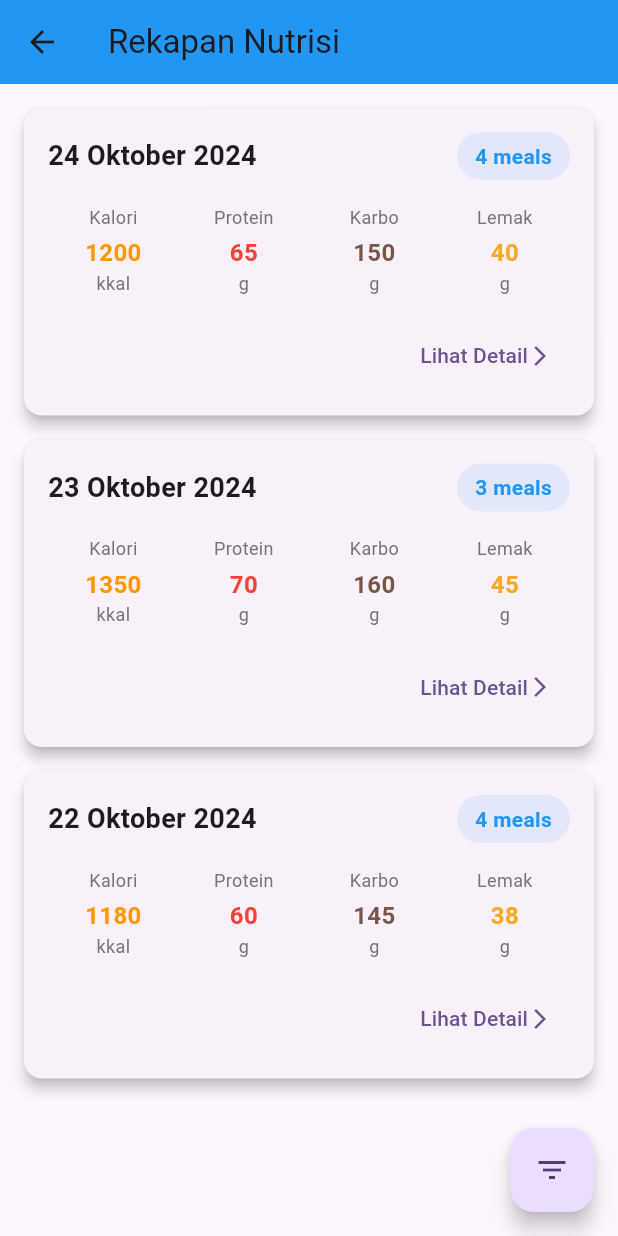
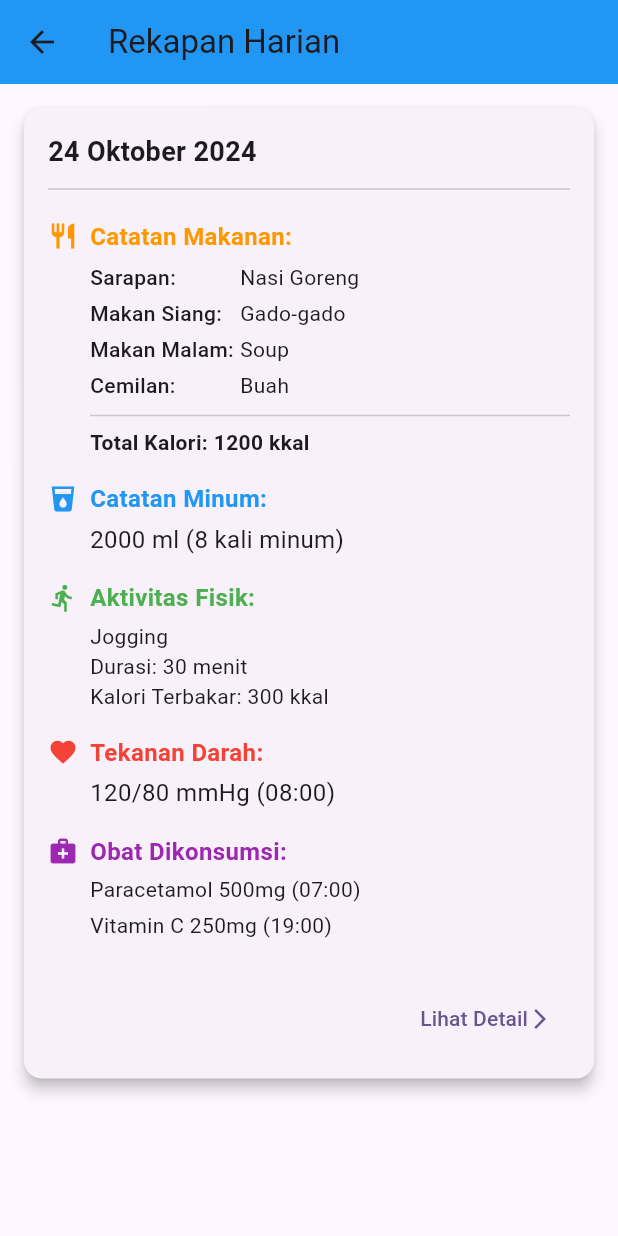
Before and after one commit to RizdkyOktaviari/ke, a Flutter app: the RecapListPage screen opened directly, on a phone screen of 412 x 824 dp. Run offline on Flutter 3.47's test engine with Material 3 defaults, Android fonts, the phone set to English and light mode, and no system bars; our stand-ins replace flutter_local_notifications, fluttertoast, image_picker, permission_handler, shared_preferences, table_calendar and 1 more; accounts and stored records are empty.

Commit message:
fix: rekap

```diff
--- a/lib/pages/recap/recap.dart
+++ b/lib/pages/recap/recap.dart
@@ -5,36 +5,40 @@ class RecapListPage extends StatelessWidget {
   final List<Map<String, dynamic>> recapData = [
     {
       'date': '24 Oktober 2024',
-      'total_calories': 1200,
-      'meals': 4,
-      'protein': 65,
-      'carbs': 150,
-      'fat': 40,
+      'total_food': {
+        'breakfast': 'Nasi Goreng',
+        'lunch': 'Gado-gado',
+        'dinner': 'Soup',
+        'snack': 'Buah',
+        'calories': 1200,
       },
-    {
-      'date': '23 Oktober 2024',
-      'total_calories': 1350,
-      'meals': 3,
-      'protein': 70,
-      'carbs': 160,
-      'fat': 45,
+      'total_drink': {
+        'amount': 2000,
+        'count': 8,
       },
-    {
-      'date': '22 Oktober 2024',
-      'total_calories': 1180,
-      'meals': 4,
-      'protein': 60,
-      'carbs': 145,
-      'fat': 38,
+      'physical_activity': {
+        'type': 'Jogging',
+        'duration': '30 menit',
+        'calories_burned': 300,
       },
-    // Tambahkan data dummy lainnya sesuai kebutuhan
+      'blood_pressure': {
+        'systolic': 120,
+        'diastolic': 80,
+        'time': '08:00',
+      },
+      'medicines': [
+        {'name': 'Paracetamol', 'dosage': '500mg', 'time': '07:00'},
+        {'name': 'Vitamin C', 'dosage': '250mg', 'time': '19:00'},
+      ],
+    },
+    // Data dummy lainnya dengan format yang sama
   ];
 
   @override
   Widget build(BuildContext context) {
     return Scaffold(
       appBar: AppBar(
-        title: Text('Rekapan Nutrisi'),
+        title: Text('Rekapan Harian'),
         backgroundColor: Colors.blue,
       ),
       body: ListView.builder(
@@ -54,9 +58,7 @@ class RecapListPage extends StatelessWidget {
                 child: Column(
                   crossAxisAlignment: CrossAxisAlignment.start,
                   children: [
-                    Row(
-                      mainAxisAlignment: MainAxisAlignment.spaceBetween,
-                      children: [
+                    // Tanggal
                     Text(
                       data['date'],
                       style: TextStyle(
@@ -64,146 +66,90 @@ class RecapListPage extends StatelessWidget {
                         fontWeight: FontWeight.bold,
                       ),
                     ),
-                        Container(
-                          padding: EdgeInsets.symmetric(
-                            horizontal: 12,
-                            vertical: 6,
-                          ),
-                          decoration: BoxDecoration(
-                            color: Colors.blue.withOpacity(0.1),
-                            borderRadius: BorderRadius.circular(20),
-                          ),
-                          child: Text(
-                            '${data['meals']} meals',
-                            style: TextStyle(
-                              color: Colors.blue,
-                              fontWeight: FontWeight.bold,
-                            ),
-                          ),
+                    Divider(height: 24),
+
+                    // Konsumsi Makanan
+                    _buildSection(
+                      'Catatan Makanan:',
+                      Icons.restaurant,
+                      Colors.orange,
+                      Column(
+                        crossAxisAlignment: CrossAxisAlignment.start,
+                        children: [
+                          _buildMealRow(
+                              'Sarapan', data['total_food']['breakfast']),
+                          _buildMealRow(
+                              'Makan Siang', data['total_food']['lunch']),
+                          _buildMealRow(
+                              'Makan Malam', data['total_food']['dinner']),
+                          _buildMealRow('Cemilan', data['total_food']['snack']),
+                          Divider(),
+                          Text(
+                            'Total Kalori: ${data['total_food']['calories']} kkal',
+                            style: TextStyle(fontWeight: FontWeight.bold),
                           ),
                         ],
                       ),
-                    SizedBox(height: 16),
-                    Row(
-                      children: [
-                        Expanded(
-                          child: Column(
-                            children: [
+                    ),
+
+                    // Konsumsi Minuman
+                    _buildSection(
+                      'Catatan Minum:',
+                      Icons.local_drink,
+                      Colors.blue,
                       Text(
-                                'Kalori',
-                                style: TextStyle(
-                                  color: Colors.grey[600],
-                                  fontSize: 12,
+                        '${data['total_drink']['amount']} ml (${data['total_drink']['count']} kali minum)',
+                        style: TextStyle(fontSize: 16),
                       ),
                     ),
-                              SizedBox(height: 4),
+
+                    // Aktivitas Fisik
+                    _buildSection(
+                      'Aktivitas Fisik:',
+                      Icons.directions_run,
+                      Colors.green,
+                      Column(
+                        crossAxisAlignment: CrossAxisAlignment.start,
+                        children: [
+                          Text('${data['physical_activity']['type']}'),
                           Text(
-                                '${data['total_calories']}',
-                                style: TextStyle(
-                                  fontSize: 16,
-                                  fontWeight: FontWeight.bold,
-                                  color: Colors.orange,
+                              'Durasi: ${data['physical_activity']['duration']}'),
+                          Text(
+                              'Kalori Terbakar: ${data['physical_activity']['calories_burned']} kkal'),
+                        ],
                       ),
                     ),
+
+                    // Tekanan Darah
+                    _buildSection(
+                      'Tekanan Darah:',
+                      Icons.favorite,
+                      Colors.red,
                       Text(
-                                'kkal',
-                                style: TextStyle(
-                                  color: Colors.grey[600],
-                                  fontSize: 12,
+                        '${data['blood_pressure']['systolic']}/${data['blood_pressure']['diastolic']} mmHg (${data['blood_pressure']['time']})',
+                        style: TextStyle(fontSize: 16),
+                      ),
+                    ),
+
+                    // Obat yang Dikonsumsi
+                    _buildSection(
+                      'Obat Dikonsumsi:',
+                      Icons.medical_services,
+                      Colors.purple,
+                      Column(
+                        crossAxisAlignment: CrossAxisAlignment.start,
+                        children: [
+                          for (var medicine in data['medicines'])
+                            Padding(
+                              padding: const EdgeInsets.only(bottom: 4.0),
+                              child: Text(
+                                '${medicine['name']} ${medicine['dosage']} (${medicine['time']})',
                               ),
                             ),
                         ],
                       ),
                     ),
-                        Expanded(
-                          child: Column(
-                            children: [
-                              Text(
-                                'Protein',
-                                style: TextStyle(
-                                  color: Colors.grey[600],
-                                  fontSize: 12,
-                                ),
-                              ),
-                              SizedBox(height: 4),
-                              Text(
-                                '${data['protein']}',
-                                style: TextStyle(
-                                  fontSize: 16,
-                                  fontWeight: FontWeight.bold,
-                                  color: Colors.red,
-                                ),
-                              ),
-                              Text(
-                                'g',
-                                style: TextStyle(
-                                  color: Colors.grey[600],
-                                  fontSize: 12,
-                                ),
-                              ),
-                            ],
-                          ),
-                        ),
-                        Expanded(
-                          child: Column(
-                            children: [
-                              Text(
-                                'Karbo',
-                                style: TextStyle(
-                                  color: Colors.grey[600],
-                                  fontSize: 12,
-                                ),
-                              ),
-                              SizedBox(height: 4),
-                              Text(
-                                '${data['carbs']}',
-                                style: TextStyle(
-                                  fontSize: 16,
-                                  fontWeight: FontWeight.bold,
-                                  color: Colors.brown,
-                                ),
-                              ),
-                              Text(
-                                'g',
-                                style: TextStyle(
-                                  color: Colors.grey[600],
-                                  fontSize: 12,
-                                ),
-                              ),
-                            ],
-                          ),
-                        ),
-                        Expanded(
-                          child: Column(
-                            children: [
-                              Text(
-                                'Lemak',
-                                style: TextStyle(
-                                  color: Colors.grey[600],
-                                  fontSize: 12,
-                                ),
-                              ),
-                              SizedBox(height: 4),
-                              Text(
-                                '${data['fat']}',
-                                style: TextStyle(
-                                  fontSize: 16,
-                                  fontWeight: FontWeight.bold,
-                                  color: Colors.yellow[800],
-                                ),
-                              ),
-                              Text(
-                                'g',
-                                style: TextStyle(
-                                  color: Colors.grey[600],
-                                  fontSize: 12,
-                                ),
-                              ),
-                            ],
-                          ),
-                        ),
-                      ],
-                    ),
+
                     SizedBox(height: 16),
                     Row(
                       mainAxisAlignment: MainAxisAlignment.end,
@@ -228,12 +174,53 @@ class RecapListPage extends StatelessWidget {
           );
         },
       ),
-      // Optional: Tambahkan floating action button untuk filter atau tambah data
-      floatingActionButton: FloatingActionButton(
-        onPressed: () {
-          // Add action
-        },
-        child: Icon(Icons.filter_list),
+    );
+  }
+
+  Widget _buildSection(
+      String title, IconData icon, Color color, Widget content) {
+    return Padding(
+      padding: const EdgeInsets.symmetric(vertical: 8.0),
+      child: Column(
+        crossAxisAlignment: CrossAxisAlignment.start,
+        children: [
+          Row(
+            children: [
+              Icon(icon, color: color, size: 20),
+              SizedBox(width: 8),
+              Text(
+                title,
+                style: TextStyle(
+                  fontSize: 16,
+                  fontWeight: FontWeight.bold,
+                  color: color,
+                ),
+              ),
+            ],
+          ),
+          Padding(
+            padding: const EdgeInsets.only(left: 28.0, top: 4),
+            child: content,
+          ),
+        ],
+      ),
+    );
+  }
+
+  Widget _buildMealRow(String label, String meal) {
+    return Padding(
+      padding: const EdgeInsets.symmetric(vertical: 2.0),
+      child: Row(
+        children: [
+          SizedBox(
+            width: 100,
+            child: Text(
+              label + ':',
+              style: TextStyle(fontWeight: FontWeight.w500),
+            ),
+          ),
+          Expanded(child: Text(meal)),
+        ],
       ),
     );
   }
```
Lines whose indentation alone changed are shown as unchanged.
